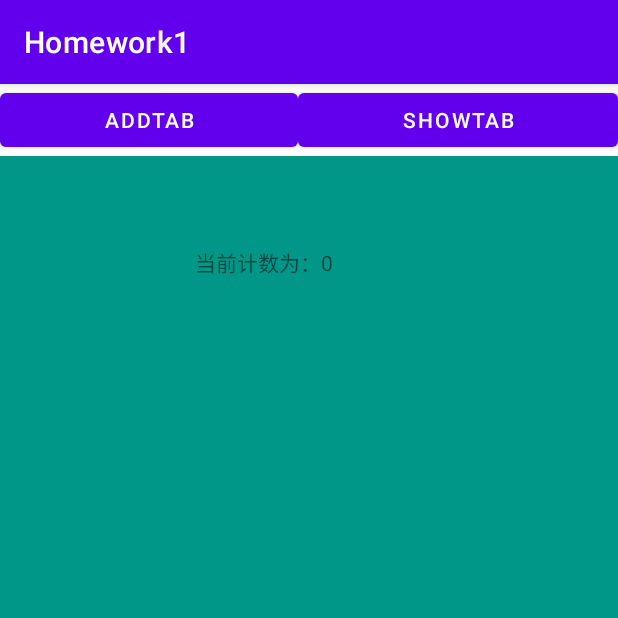
After one commit to limiess/homework, an Android app: the fragment DisplayFragment placed in its activity, on a phone screen of 412 x 824 dp, the top half of it. The commit adds this screen. Run offline under Robolectric (Android 15) with nearby library versions, the phone set to English and light mode, and no system bars.

Commit message:
2022/5/13

```diff
--- a/app/build.gradle
+++ b/app/build.gradle
@@ -35,6 +35,7 @@ dependencies {
     implementation 'com.google.android.material:material:1.4.0'
     implementation 'androidx.constraintlayout:constraintlayout:2.0.4'
     implementation 'org.greenrobot:eventbus:3.1.1'
+    implementation 'androidx.legacy:legacy-support-v4:1.0.0'
     testImplementation 'junit:junit:4.13.2'
     androidTestImplementation 'androidx.test.ext:junit:1.1.3'
     androidTestImplementation 'androidx.test.espresso:espresso-core:3.4.0'
--- /dev/null
+++ b/app/src/main/java/com/example/homework1/MyApp.java
@@ -0,0 +1,62 @@
+package com.example.homework1;
+
+import android.app.Activity;
+import android.app.Application;
+import android.os.Bundle;
+import android.util.Log;
+
+import androidx.annotation.NonNull;
+import androidx.annotation.Nullable;
+
+import com.example.homework1.myutil.ActivityUtil;
+
+public class MyApp extends Application {
+    private static final String TAG = "MyApp";
+    @Override
+    public void onCreate() {
+        super.onCreate();
+        init();
+    }
+    private void init(){
+        registerActivityLifecycleCallbacks(new ActivityLifecycleCallbacks() {
+            @Override
+            public void onActivityCreated(@NonNull Activity activity,
+                                          @Nullable Bundle savedInstanceState) {
+                ActivityUtil.addActivity(activity);
+                Log.d(TAG,activity.getLocalClassName()+"was Created");
+            }
+
+            @Override
+            public void onActivityStarted(@NonNull Activity activity) {
+
+            }
+
+            @Override
+            public void onActivityResumed(@NonNull Activity activity) {
+
+            }
+
+            @Override
+            public void onActivityPaused(@NonNull Activity activity) {
+
+            }
+
+            @Override
+            public void onActivityStopped(@NonNull Activity activity) {
+
+            }
+
+            @Override
+            public void onActivitySaveInstanceState(
+                    @NonNull Activity activity, @NonNull Bundle outState) {
+
+            }
+
+            @Override
+            public void onActivityDestroyed(@NonNull Activity activity) {
+                ActivityUtil.removeActivity(activity);
+                Log.d(TAG,activity.getLocalClassName()+"was Destroyed");
+            }
+        });
+    }
+}
--- /dev/null
+++ b/app/src/main/java/com/example/homework1/activity/FragmentTestActivity.java
@@ -0,0 +1,57 @@
+package com.example.homework1.activity;
+
+import androidx.appcompat.app.AppCompatActivity;
+import androidx.fragment.app.Fragment;
+import androidx.fragment.app.FragmentManager;
+import androidx.fragment.app.FragmentTransaction;
+
+import android.os.Bundle;
+import android.view.View;
+import android.widget.Button;
+
+import com.example.homework1.R;
+import com.example.homework1.fragment.AddFragment;
+import com.example.homework1.fragment.DisplayFragment;
+import com.example.homework1.viewmodel.CountVM;
+
+public class FragmentTestActivity extends AppCompatActivity {
+    private CountVM countVM;
+    @Override
+    protected void onCreate(Bundle savedInstanceState) {
+        super.onCreate(savedInstanceState);
+        setContentView(R.layout.activity_fragment_test);
+        //addbutton,即tab1
+        Button button1=(Button) findViewById(R.id.tab1);
+        button1.setOnClickListener(new View.OnClickListener() {
+            @Override
+            public void onClick(View view) {
+                replaceFragment(new AddFragment());
+            }
+        });
+
+        //showbutton,即tab2
+        Button button2=(Button) findViewById(R.id.tab2);
+        button2.setOnClickListener(new View.OnClickListener() {
+            @Override
+            public void onClick(View view) {
+                replaceFragment(new DisplayFragment());
+            }
+        });
+
+        //动态更换fragment,默认为addfragment
+        replaceFragment(new AddFragment());
+    }
+    private void replaceFragment(Fragment fragment){
+        //得到一个FragmentManager
+        FragmentManager fragmentManager=getSupportFragmentManager();
+        //开启一个事务
+        FragmentTransaction fragmentTransaction=fragmentManager.beginTransaction();
+        //向容器中替换碎片
+        fragmentTransaction.replace(R.id.fbottom,fragment);
+        //提交事务
+        fragmentTransaction.commit();
+    }
+
+
+
+}
--- a/app/src/main/java/com/example/homework1/activity/WebActivity.java
+++ b/app/src/main/java/com/example/homework1/activity/WebActivity.java
@@ -43,7 +43,6 @@ public class WebActivity extends AppCompatActivity {
         Uri uri = Uri.parse("https://gimg2.baidu.com/image_search/src=http%3A%2F%2Fku.90sjimg.com%2Felement_origin_min_pic%2F00%2F92%2F85%2F4456f23be8baf9c.jpg&refer=http%3A%2F%2Fku.90sjimg.com&app=2002&size=f9999,10000&q=a80&n=0&g=0n&fmt=auto?sec=1654845717&t=0655a01b4e1835b4763f8ebcc5b4aa2e");
         SimpleDraweeView backView = (SimpleDraweeView) findViewById(R.id.back_view);
         backView.setImageURI(uri);
-
         //web视图
         WebView webView =(WebView) findViewById(R.id.web_view);
         webView.getSettings().setJavaScriptEnabled(true);
--- /dev/null
+++ b/app/src/main/java/com/example/homework1/fragment/AddFragment.java
@@ -0,0 +1,91 @@
+package com.example.homework1.fragment;
+
+import android.graphics.drawable.Drawable;
+import android.os.Bundle;
+
+import androidx.fragment.app.Fragment;
+import androidx.lifecycle.ViewModelProvider;
+
+import android.view.LayoutInflater;
+import android.view.View;
+import android.view.ViewGroup;
+import android.widget.Button;
+
+import com.example.homework1.R;
+import com.example.homework1.myutil.CountUtil;
+import com.example.homework1.viewmodel.CountVM;
+
+/**
+ * A simple {@link Fragment} subclass.
+ * Use the {@link AddFragment#newInstance} factory method to
+ * create an instance of this fragment.
+ */
+public class AddFragment extends Fragment {
+
+    // TODO: Rename parameter arguments, choose names that match
+    // the fragment initialization parameters, e.g. ARG_ITEM_NUMBER
+    private static final String ARG_PARAM1 = "param1";
+    private static final String ARG_PARAM2 = "param2";
+
+    // TODO: Rename and change types of parameters
+    private String mParam1;
+    private String mParam2;
+
+    private CountVM countVM;
+    public AddFragment() {
+        // Required empty public constructor
+    }
+
+    /**
+     * Use this factory method to create a new instance of
+     * this fragment using the provided parameters.
+     *
+     * @param param1 Parameter 1.
+     * @param param2 Parameter 2.
+     * @return A new instance of fragment AddFragment.
+     */
+    // TODO: Rename and change types and number of parameters
+    public static AddFragment newInstance(String param1, String param2) {
+        AddFragment fragment = new AddFragment();
+        Bundle args = new Bundle();
+        args.putString(ARG_PARAM1, param1);
+        args.putString(ARG_PARAM2, param2);
+        fragment.setArguments(args);
+        return fragment;
+    }
+
+    @Override
+    public void onCreate(Bundle savedInstanceState) {
+        super.onCreate(savedInstanceState);
+        if (getArguments() != null) {
+            mParam1 = getArguments().getString(ARG_PARAM1);
+            mParam2 = getArguments().getString(ARG_PARAM2);
+        }
+    }
+
+    @Override
+    public View onCreateView(LayoutInflater inflater, ViewGroup container,
+                             Bundle savedInstanceState) {
+        View view=inflater.inflate(R.layout.fragment_add, container, false);
+        countVM=new ViewModelProvider(
+                requireActivity(),
+                new ViewModelProvider.NewInstanceFactory()).get(CountVM.class);
+
+        //设置按钮样式与点击事件
+        Button button =(Button) view.findViewById(R.id.add);
+        Drawable drawable=(Drawable) getResources().getDrawable(R.drawable.add_button_background);
+        drawable.setBounds(0,0,380,380);
+        button.setCompoundDrawables(drawable,null,null,null);
+        button.setOnClickListener(new View.OnClickListener() {
+            @Override
+            public void onClick(View view) {
+                CountUtil.setNum(CountUtil.getNum()+1);
+                countVM.setSelectMusic(new CountUtil());
+            }
+        });
+
+        // Inflate the layout for this fragment
+        return view;
+    }
+
+}
--- /dev/null
+++ b/app/src/main/java/com/example/homework1/fragment/DisplayFragment.java
@@ -0,0 +1,77 @@
+package com.example.homework1.fragment;
+
+import android.os.Bundle;
+
+import androidx.fragment.app.Fragment;
+import androidx.lifecycle.ViewModelProvider;
+
+import android.view.LayoutInflater;
+import android.view.View;
+import android.view.ViewGroup;
+import android.widget.TextView;
+
+import com.example.homework1.R;
+import com.example.homework1.viewmodel.CountVM;
+
+/**
+ * A simple {@link Fragment} subclass.
+ * Use the {@link DisplayFragment#newInstance} factory method to
+ * create an instance of this fragment.
+ */
+public class DisplayFragment extends Fragment {
+
+    // TODO: Rename parameter arguments, choose names that match
+    // the fragment initialization parameters, e.g. ARG_ITEM_NUMBER
+    private static final String ARG_PARAM1 = "param1";
+    private static final String ARG_PARAM2 = "param2";
+
+    // TODO: Rename and change types of parameters
+    private String mParam1;
+    private String mParam2;
+    private CountVM countVM;
+    public DisplayFragment() {
+        // Required empty public constructor
+    }
+
+    /**
+     * Use this factory method to create a new instance of
+     * this fragment using the provided parameters.
+     *
+     * @param param1 Parameter 1.
+     * @param param2 Parameter 2.
+     * @return A new instance of fragment DisplayFragment.
+     */
+    // TODO: Rename and change types and number of parameters
+    public static DisplayFragment newInstance(String param1, String param2) {
+        DisplayFragment fragment = new DisplayFragment();
+        Bundle args = new Bundle();
+        args.putString(ARG_PARAM1, param1);
+        args.putString(ARG_PARAM2, param2);
+        fragment.setArguments(args);
+        return fragment;
+    }
+
+    @Override
+    public void onCreate(Bundle savedInstanceState) {
+        super.onCreate(savedInstanceState);
+        if (getArguments() != null) {
+            mParam1 = getArguments().getString(ARG_PARAM1);
+            mParam2 = getArguments().getString(ARG_PARAM2);
+        }
+    }
+
+    @Override
+    public View onCreateView(LayoutInflater inflater, ViewGroup container,
+                             Bundle savedInstanceState) {
+        View view=inflater.inflate(R.layout.fragment_display, container, false);
+        countVM=new ViewModelProvider(
+                requireActivity(),
+                new ViewModelProvider.NewInstanceFactory()).get(CountVM.class);
+        countVM.getSelectMusic().observe(getViewLifecycleOwner(), item -> {
+            TextView textView=(TextView) view.findViewById(R.id.show);
+            textView.setText("当前计数为："+item.getCurNum());
+        });
+        // Inflate the layout for this fragment
+        return view;
+    }
+}
--- /dev/null
+++ b/app/src/main/java/com/example/homework1/viewmodel/CountVM.java
@@ -0,0 +1,20 @@
+package com.example.homework1.viewmodel;
+
+import androidx.lifecycle.LiveData;
+import androidx.lifecycle.MutableLiveData;
+import androidx.lifecycle.ViewModel;
+
+import com.example.homework1.myutil.CountUtil;
+
+public class CountVM extends ViewModel {
+    private final MutableLiveData<CountUtil> selectMusic = new MutableLiveData<CountUtil>();
+
+    public void setSelectMusic(CountUtil countUtil){
+        selectMusic.setValue(countUtil);
+    }
+
+    public LiveData<CountUtil> getSelectMusic() {
+        return selectMusic;
+    }
+
+}
--- /dev/null
+++ b/app/src/main/res/drawable/add_button_background.xml
@@ -0,0 +1,8 @@
+<?xml version="1.0" encoding="utf-8"?>
+<selector xmlns:android="http://schemas.android.com/apk/res/android">
+    <item android:drawable="@drawable/addimg"
+        android:state_pressed="true" />
+    <item android:drawable="@drawable/addimg"
+        android:state_focused="true" />
+    <item android:drawable="@drawable/addimg" />
+</selector>
--- /dev/null
+++ b/app/src/main/res/layout/activity_fragment_test.xml
@@ -0,0 +1,34 @@
+<?xml version="1.0" encoding="utf-8"?>
+<LinearLayout xmlns:android="http://schemas.android.com/apk/res/android"
+    xmlns:app="http://schemas.android.com/apk/res-auto"
+    xmlns:fresco="http://schemas.android.com/apk/res-auto"
+    android:layout_width="match_parent"
+    android:layout_height="match_parent"
+    android:orientation="vertical">
+    <LinearLayout
+        android:id="@+id/ltop"
+        android:layout_width="match_parent"
+        android:layout_height="wrap_content"
+        android:orientation="horizontal">
+        <Button
+            android:id="@+id/tab1"
+            android:layout_width="wrap_content"
+            android:layout_height="wrap_content"
+            android:layout_weight="1"
+            android:text="addTab"/>
+        <Button
+            android:id="@+id/tab2"
+            android:layout_width="wrap_content"
+            android:layout_height="wrap_content"
+            android:layout_weight="1"
+            android:text="showTab"/>
+    </LinearLayout>
+    <FrameLayout
+        android:id="@+id/fbottom"
+        android:layout_width="match_parent"
+        android:layout_height="wrap_content"
+        android:layout_weight="1"
+        android:background="#009688">
+    </FrameLayout>
+
+</LinearLayout>
--- a/app/src/main/res/layout/activity_web.xml
+++ b/app/src/main/res/layout/activity_web.xml
@@ -18,6 +18,7 @@
         android:layout_height="35dp"
         android:layout_marginStart="0dp"
         android:layout_marginTop="-35dp"
+        fresco:actualImageScaleType="centerCrop"
         fresco:placeholderImage="@mipmap/place_img"/>
     <WebView
         android:id="@+id/web_view"
--- /dev/null
+++ b/app/src/main/res/layout/fragment_display.xml
@@ -0,0 +1,15 @@
+<?xml version="1.0" encoding="utf-8"?>
+<LinearLayout xmlns:android="http://schemas.android.com/apk/res/android"
+    xmlns:app="http://schemas.android.com/apk/res-auto"
+    xmlns:fresco="http://schemas.android.com/apk/res-auto"
+    android:layout_width="match_parent"
+    android:layout_height="match_parent"
+    android:orientation="vertical">
+    <TextView
+        android:id="@+id/show"
+        android:layout_width="wrap_content"
+        android:layout_height="wrap_content"
+        android:layout_marginStart="130dp"
+        android:layout_marginTop="60dp"
+        android:text="当前计数为：0"/>
+</LinearLayout>
--- a/app/src/main/res/values/strings.xml
+++ b/app/src/main/res/values/strings.xml
@@ -1,3 +1,5 @@
 <resources>
     <string name="app_name">Homework1</string>
+    <!-- TODO: Remove or change this placeholder text -->
+    <string name="hello_blank_fragment">Hello blank fragment</string>
 </resources>
```
Also changed, not shown: app/src/main/AndroidManifest.xml (+8 -1 lines), app/src/main/java/com/example/homework1/activity/MainActivity.java (+12 -0 lines), app/src/main/java/com/example/homework1/myutil/ActivityUtil.java (added, +96 -0 lines), app/src/main/java/com/example/homework1/myutil/CountUtil.java (added, +17 -0 lines), app/src/main/res/layout/activity_main.xml (+7 -0 lines), app/src/main/res/layout/fragment_add.xml (added, +17 -0 lines), app/src/main/res/drawable/addimg.webp (added).
